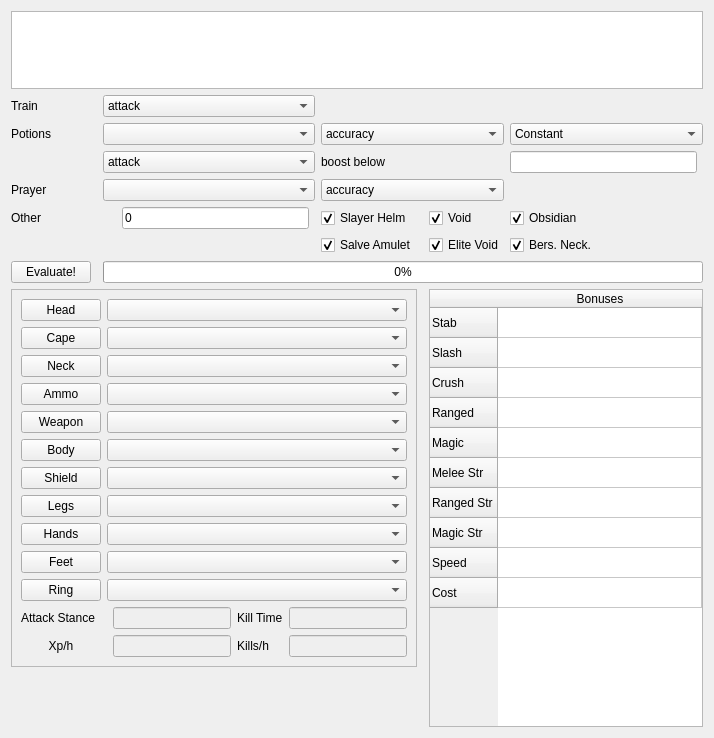
This is osrsmath/apps/GUI/optimize/optimize_skeleton.ui in Palfore/OSRSmath as Qt 5 draws it before an edit. The edited form follows.
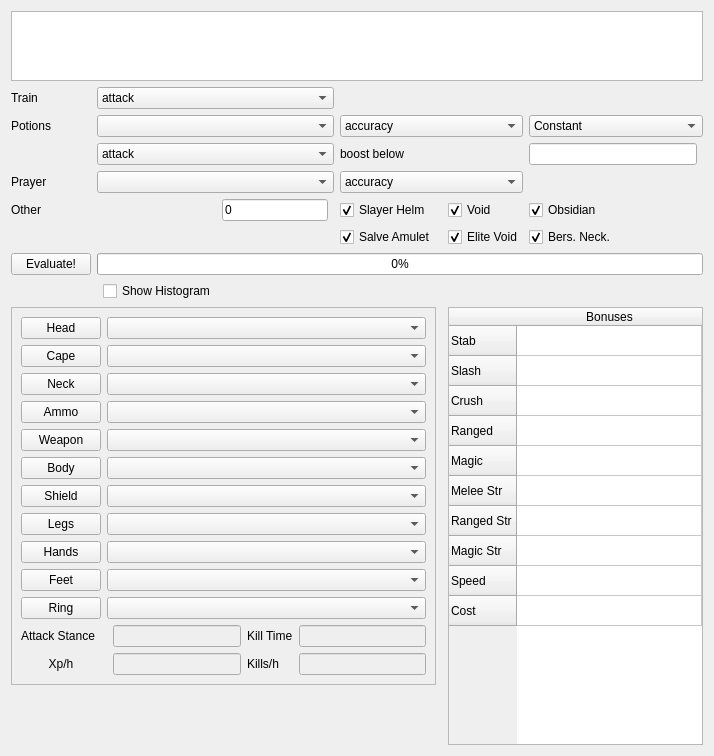
This is the edited form.

Commit message: Added histogram & get_best_set now returns list of xp rates

```diff
--- a/osrsmath/apps/GUI/optimize/optimize_skeleton.ui
+++ b/osrsmath/apps/GUI/optimize/optimize_skeleton.ui
@@ -14,50 +14,8 @@
    <string>Form</string>
   </property>
   <layout class="QGridLayout" name="gridLayout">
-   <item row="5" column="2" colspan="4">
-    <widget class="QComboBox" name="potions"/>
-   </item>
-   <item row="10" column="6" colspan="3">
-    <widget class="QComboBox" name="prayer_attributes">
-     <item>
-      <property name="text">
-       <string>accuracy</string>
-      </property>
-     </item>
-     <item>
-      <property name="text">
-       <string>damage</string>
-      </property>
-     </item>
-     <item>
-      <property name="text">
-       <string>accuracy and damage</string>
-      </property>
-     </item>
-    </widget>
-   </item>
-   <item row="12" column="8">
-    <widget class="QCheckBox" name="void_knight">
-     <property name="text">
-      <string>Void</string>
-     </property>
-     <property name="checked">
-      <bool>true</bool>
-     </property>
-    </widget>
-   </item>
-   <item row="12" column="6">
-    <widget class="QCheckBox" name="slayer_helm">
-     <property name="text">
-      <string>Slayer Helm</string>
-     </property>
-     <property name="checked">
-      <bool>true</bool>
-     </property>
-    </widget>
-   </item>
-   <item row="4" column="2" colspan="4">
-    <widget class="QComboBox" name="training_skill">
+   <item row="7" column="1" colspan="4">
+    <widget class="QComboBox" name="below_skill">
      <item>
       <property name="text">
        <string>attack</string>
@@ -73,43 +31,28 @@
        <string>defence</string>
       </property>
      </item>
+    </widget>
+   </item>
+   <item row="5" column="5" colspan="3">
+    <widget class="QComboBox" name="potion_attributes">
      <item>
       <property name="text">
-       <string>ranged</string>
+       <string>accuracy</string>
       </property>
      </item>
      <item>
       <property name="text">
-       <string>magic</string>
+       <string>damage</string>
       </property>
      </item>
-    </widget>
-   </item>
-   <item row="13" column="8">
-    <widget class="QCheckBox" name="elite_void">
-     <property name="text">
-      <string>Elite Void</string>
-     </property>
-     <property name="checked">
-      <bool>true</bool>
-     </property>
-    </widget>
-   </item>
-   <item row="5" column="9" colspan="2">
-    <widget class="QComboBox" name="boosting_scheme">
      <item>
       <property name="text">
-       <string>Constant</string>
+       <string>accuracy and damage</string>
       </property>
      </item>
-     <item>
-      <property name="text">
-       <string>Dose After</string>
-      </property>
-     </item>
     </widget>
    </item>
-   <item row="16" column="8" rowspan="11" colspan="3">
+   <item row="16" column="7" rowspan="11" colspan="3">
     <widget class="QTableWidget" name="best_in_slot_bonuses">
      <property name="showGrid">
       <bool>true</bool>
@@ -260,27 +203,18 @@
      </item>
     </widget>
    </item>
-   <item row="5" column="6" colspan="3">
-    <widget class="QComboBox" name="potion_attributes">
-     <item>
-      <property name="text">
-       <string>accuracy</string>
-      </property>
-     </item>
-     <item>
-      <property name="text">
-       <string>damage</string>
-      </property>
-     </item>
-     <item>
-      <property name="text">
-       <string>accuracy and damage</string>
-      </property>
-     </item>
+   <item row="13" column="7">
+    <widget class="QCheckBox" name="elite_void">
+     <property name="text">
+      <string>Elite Void</string>
+     </property>
+     <property name="checked">
+      <bool>true</bool>
+     </property>
     </widget>
    </item>
-   <item row="7" column="2" colspan="4">
-    <widget class="QComboBox" name="below_skill">
+   <item row="4" column="1" colspan="4">
+    <widget class="QComboBox" name="training_skill">
      <item>
       <property name="text">
        <string>attack</string>
@@ -296,29 +230,35 @@
        <string>defence</string>
       </property>
      </item>
+     <item>
+      <property name="text">
+       <string>ranged</string>
+      </property>
+     </item>
+     <item>
+      <property name="text">
+       <string>magic</string>
+      </property>
+     </item>
     </widget>
    </item>
-   <item row="4" column="0">
-    <widget class="QLabel" name="label_6">
+   <item row="12" column="7">
+    <widget class="QCheckBox" name="void_knight">
      <property name="text">
-      <string>Train</string>
+      <string>Void</string>
      </property>
-    </widget>
-   </item>
-   <item row="12" column="4">
-    <widget class="QLineEdit" name="dharok">
-     <property name="text">
-      <string>0</string>
+     <property name="checked">
+      <bool>true</bool>
      </property>
-     <property name="maxLength">
-      <number>2</number>
-     </property>
     </widget>
    </item>
-   <item row="5" column="0">
-    <widget class="QLabel" name="label_3">
+   <item row="12" column="5">
+    <widget class="QCheckBox" name="slayer_helm">
      <property name="text">
-      <string>Potions</string>
+      <string>Slayer Helm</string>
+     </property>
+     <property name="checked">
+      <bool>true</bool>
      </property>
     </widget>
    </item>
@@ -329,92 +269,38 @@
      </property>
     </widget>
    </item>
-   <item row="7" column="9">
-    <widget class="QLineEdit" name="redose_level">
+   <item row="5" column="0">
+    <widget class="QLabel" name="label_3">
+     <property name="text">
+      <string>Potions</string>
+     </property>
+    </widget>
+   </item>
+   <item row="12" column="3">
+    <widget class="QLineEdit" name="dharok">
+     <property name="text">
+      <string>0</string>
+     </property>
      <property name="maxLength">
       <number>2</number>
      </property>
     </widget>
    </item>
-   <item row="10" column="2" colspan="4">
-    <widget class="QComboBox" name="prayers"/>
-   </item>
-   <item row="7" column="6" colspan="3">
-    <widget class="QLabel" name="label_5">
-     <property name="enabled">
-      <bool>true</bool>
-     </property>
+   <item row="4" column="0">
+    <widget class="QLabel" name="label_6">
      <property name="text">
-      <string>boost below</string>
+      <string>Train</string>
      </property>
     </widget>
    </item>
-   <item row="14" column="2" colspan="9">
+   <item row="14" column="1" colspan="9">
     <widget class="QProgressBar" name="progressBar">
      <property name="value">
       <number>0</number>
      </property>
     </widget>
    </item>
-   <item row="12" column="0">
-    <widget class="QLabel" name="label_8">
-     <property name="text">
-      <string>Other</string>
-     </property>
-    </widget>
-   </item>
-   <item row="12" column="3">
-    <widget class="QLabel" name="label_7">
-     <property name="text">
-      <string>&lt;Dharok HP&gt;</string>
-     </property>
-    </widget>
-   </item>
-   <item row="10" column="0">
-    <widget class="QLabel" name="label_4">
-     <property name="text">
-      <string>Prayer</string>
-     </property>
-    </widget>
-   </item>
-   <item row="13" column="9">
-    <widget class="QCheckBox" name="berserker_necklace">
-     <property name="text">
-      <string>Bers. Neck.</string>
-     </property>
-     <property name="checked">
-      <bool>true</bool>
-     </property>
-    </widget>
-   </item>
-   <item row="13" column="6">
-    <widget class="QCheckBox" name="salve_amulet">
-     <property name="text">
-      <string>Salve Amulet</string>
-     </property>
-     <property name="checked">
-      <bool>true</bool>
-     </property>
-    </widget>
-   </item>
-   <item row="12" column="9">
-    <widget class="QCheckBox" name="obsidian">
-     <property name="text">
-      <string>Obsidian</string>
-     </property>
-     <property name="checked">
-      <bool>true</bool>
-     </property>
-    </widget>
-   </item>
-   <item row="2" column="0" colspan="11">
-    <widget class="QListWidget" name="opponents">
-     <property name="horizontalScrollMode">
-      <enum>QAbstractItemView::ScrollPerItem</enum>
-     </property>
-    </widget>
-   </item>
-   <item row="16" column="0" colspan="7">
+   <item row="16" column="0" colspan="6">
     <widget class="QFrame" name="frame">
      <property name="frameShape">
       <enum>QFrame::StyledPanel</enum>
@@ -423,16 +309,6 @@
       <enum>QFrame::Raised</enum>
      </property>
      <layout class="QGridLayout" name="gridLayout_2">
-      <item row="1" column="1" colspan="4">
-       <widget class="QComboBox" name="head"/>
-      </item>
-      <item row="15" column="2">
-       <widget class="QLineEdit" name="attack_stance">
-        <property name="enabled">
-         <bool>false</bool>
-        </property>
-       </widget>
-      </item>
       <item row="12" column="0">
        <widget class="QPushButton" name="hands_link">
         <property name="text">
@@ -440,6 +316,13 @@
         </property>
        </widget>
       </item>
+      <item row="15" column="2">
+       <widget class="QLineEdit" name="attack_stance">
+        <property name="enabled">
+         <bool>false</bool>
+        </property>
+       </widget>
+      </item>
       <item row="16" column="2">
        <widget class="QLineEdit" name="xp_rate">
         <property name="enabled">
@@ -457,6 +340,9 @@
         </property>
        </widget>
       </item>
+      <item row="1" column="1" colspan="4">
+       <widget class="QComboBox" name="head"/>
+      </item>
       <item row="1" column="0">
        <widget class="QPushButton" name="head_link">
         <property name="text">
@@ -471,13 +357,6 @@
         </property>
        </widget>
       </item>
-      <item row="3" column="0">
-       <widget class="QPushButton" name="cape_link">
-        <property name="text">
-         <string>Cape</string>
-        </property>
-       </widget>
-      </item>
       <item row="5" column="0">
        <widget class="QPushButton" name="ammo_link">
         <property name="text">
@@ -485,13 +364,6 @@
         </property>
        </widget>
       </item>
-      <item row="8" column="0">
-       <widget class="QPushButton" name="body_link">
-        <property name="text">
-         <string>Body</string>
-        </property>
-       </widget>
-      </item>
       <item row="4" column="0">
        <widget class="QPushButton" name="neck_link">
         <property name="text">
@@ -513,6 +385,20 @@
         </property>
        </widget>
       </item>
+      <item row="3" column="0">
+       <widget class="QPushButton" name="cape_link">
+        <property name="text">
+         <string>Cape</string>
+        </property>
+       </widget>
+      </item>
+      <item row="8" column="0">
+       <widget class="QPushButton" name="body_link">
+        <property name="text">
+         <string>Body</string>
+        </property>
+       </widget>
+      </item>
       <item row="11" column="0">
        <widget class="QPushButton" name="legs_link">
         <property name="text">
@@ -520,6 +406,13 @@
         </property>
        </widget>
       </item>
+      <item row="16" column="4">
+       <widget class="QLineEdit" name="kills_per_hour">
+        <property name="enabled">
+         <bool>false</bool>
+        </property>
+       </widget>
+      </item>
       <item row="16" column="0">
        <widget class="QLabel" name="label">
         <property name="text">
@@ -530,27 +423,6 @@
         </property>
        </widget>
       </item>
-      <item row="16" column="4">
-       <widget class="QLineEdit" name="kills_per_hour">
-        <property name="enabled">
-         <bool>false</bool>
-        </property>
-       </widget>
-      </item>
-      <item row="10" column="0">
-       <widget class="QPushButton" name="shield_link">
-        <property name="text">
-         <string>Shield</string>
-        </property>
-       </widget>
-      </item>
-      <item row="15" column="4">
-       <widget class="QLineEdit" name="kill_time">
-        <property name="enabled">
-         <bool>false</bool>
-        </property>
-       </widget>
-      </item>
       <item row="15" column="3">
        <widget class="QLabel" name="label_9">
         <property name="text">
@@ -558,27 +430,40 @@
         </property>
        </widget>
       </item>
-      <item row="12" column="1" colspan="4">
-       <widget class="QComboBox" name="hands"/>
+      <item row="15" column="4">
+       <widget class="QLineEdit" name="kill_time">
+        <property name="enabled">
+         <bool>false</bool>
+        </property>
+       </widget>
       </item>
       <item row="10" column="1" colspan="4">
        <widget class="QComboBox" name="shield"/>
       </item>
-      <item row="6" column="1" colspan="4">
-       <widget class="QComboBox" name="weapon"/>
+      <item row="12" column="1" colspan="4">
+       <widget class="QComboBox" name="hands"/>
       </item>
-      <item row="11" column="1" colspan="4">
-       <widget class="QComboBox" name="legs"/>
+      <item row="10" column="0">
+       <widget class="QPushButton" name="shield_link">
+        <property name="text">
+         <string>Shield</string>
+        </property>
+       </widget>
       </item>
       <item row="14" column="1" colspan="4">
        <widget class="QComboBox" name="ring"/>
       </item>
-      <item row="16" column="3">
-       <widget class="QLabel" name="label_10">
-        <property name="text">
-         <string>Kills/h</string>
-        </property>
-       </widget>
+      <item row="11" column="1" colspan="4">
+       <widget class="QComboBox" name="legs"/>
+      </item>
+      <item row="6" column="1" colspan="4">
+       <widget class="QComboBox" name="weapon"/>
+      </item>
+      <item row="5" column="1" colspan="4">
+       <widget class="QComboBox" name="ammo"/>
+      </item>
+      <item row="4" column="1" colspan="4">
+       <widget class="QComboBox" name="neck"/>
       </item>
       <item row="3" column="1" colspan="4">
        <widget class="QComboBox" name="cape"/>
@@ -586,18 +471,140 @@
       <item row="8" column="1" colspan="4">
        <widget class="QComboBox" name="body"/>
       </item>
+      <item row="16" column="3">
+       <widget class="QLabel" name="label_10">
+        <property name="text">
+         <string>Kills/h</string>
+        </property>
+       </widget>
+      </item>
       <item row="13" column="1" colspan="4">
        <widget class="QComboBox" name="feet"/>
       </item>
-      <item row="5" column="1" colspan="4">
-       <widget class="QComboBox" name="ammo"/>
-      </item>
-      <item row="4" column="1" colspan="4">
-       <widget class="QComboBox" name="neck"/>
-      </item>
      </layout>
     </widget>
    </item>
+   <item row="5" column="1" colspan="4">
+    <widget class="QComboBox" name="potions"/>
+   </item>
+   <item row="10" column="5" colspan="3">
+    <widget class="QComboBox" name="prayer_attributes">
+     <item>
+      <property name="text">
+       <string>accuracy</string>
+      </property>
+     </item>
+     <item>
+      <property name="text">
+       <string>damage</string>
+      </property>
+     </item>
+     <item>
+      <property name="text">
+       <string>accuracy and damage</string>
+      </property>
+     </item>
+    </widget>
+   </item>
+   <item row="5" column="8" colspan="2">
+    <widget class="QComboBox" name="boosting_scheme">
+     <item>
+      <property name="text">
+       <string>Constant</string>
+      </property>
+     </item>
+     <item>
+      <property name="text">
+       <string>Dose After</string>
+      </property>
+     </item>
+    </widget>
+   </item>
+   <item row="13" column="8">
+    <widget class="QCheckBox" name="berserker_necklace">
+     <property name="text">
+      <string>Bers. Neck.</string>
+     </property>
+     <property name="checked">
+      <bool>true</bool>
+     </property>
+    </widget>
+   </item>
+   <item row="13" column="5">
+    <widget class="QCheckBox" name="salve_amulet">
+     <property name="text">
+      <string>Salve Amulet</string>
+     </property>
+     <property name="checked">
+      <bool>true</bool>
+     </property>
+    </widget>
+   </item>
+   <item row="12" column="2">
+    <widget class="QLabel" name="label_7">
+     <property name="text">
+      <string>&lt;Dharok HP&gt;</string>
+     </property>
+    </widget>
+   </item>
+   <item row="12" column="0">
+    <widget class="QLabel" name="label_8">
+     <property name="text">
+      <string>Other</string>
+     </property>
+    </widget>
+   </item>
+   <item row="10" column="0">
+    <widget class="QLabel" name="label_4">
+     <property name="text">
+      <string>Prayer</string>
+     </property>
+    </widget>
+   </item>
+   <item row="2" column="0" colspan="10">
+    <widget class="QListWidget" name="opponents">
+     <property name="horizontalScrollMode">
+      <enum>QAbstractItemView::ScrollPerItem</enum>
+     </property>
+    </widget>
+   </item>
+   <item row="12" column="8">
+    <widget class="QCheckBox" name="obsidian">
+     <property name="text">
+      <string>Obsidian</string>
+     </property>
+     <property name="checked">
+      <bool>true</bool>
+     </property>
+    </widget>
+   </item>
+   <item row="7" column="8">
+    <widget class="QLineEdit" name="redose_level">
+     <property name="maxLength">
+      <number>2</number>
+     </property>
+    </widget>
+   </item>
+   <item row="10" column="1" colspan="4">
+    <widget class="QComboBox" name="prayers"/>
+   </item>
+   <item row="7" column="5" colspan="3">
+    <widget class="QLabel" name="label_5">
+     <property name="enabled">
+      <bool>true</bool>
+     </property>
+     <property name="text">
+      <string>boost below</string>
+     </property>
+    </widget>
+   </item>
+   <item row="15" column="2">
+    <widget class="QCheckBox" name="show_histogram">
+     <property name="text">
+      <string>Show Histogram</string>
+     </property>
+    </widget>
+   </item>
   </layout>
  </widget>
  <tabstops>
```
The commit also changes 8 other files.
